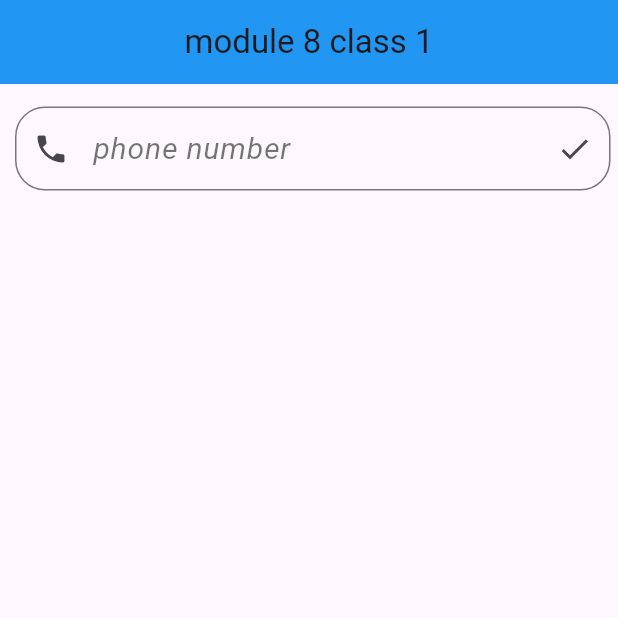
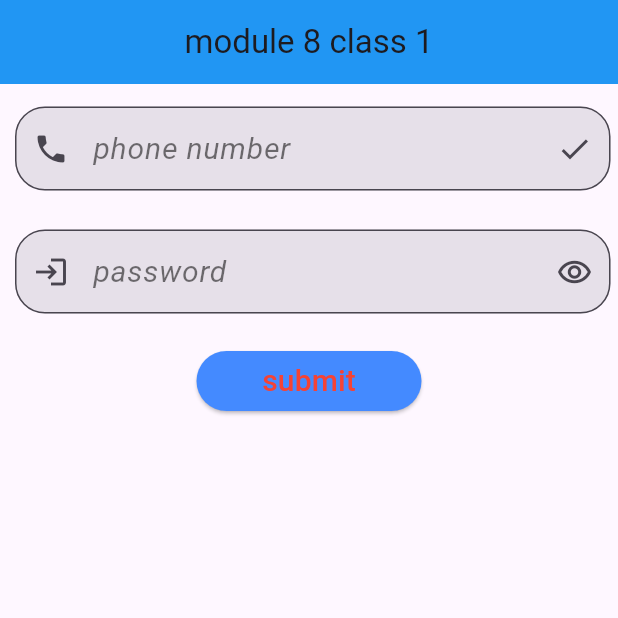
Before and after one commit to MIR-RIAZUL/ostad_11, a Flutter app: the screen it shows after launch, on a phone screen of 412 x 824 dp, the top half of it. Run offline on Flutter 3.47's test engine with Material 3 defaults, Android fonts, the phone set to English and light mode, and no system bars.

Commit message:
middle of class 1

```diff
--- a/lib/module_8/class1.dart
+++ b/lib/module_8/class1.dart
@@ -5,29 +5,29 @@ class class1 extends StatelessWidget {
 
   @override
   Widget build(BuildContext context) {
-    TextEditingController phonecontrollor=TextEditingController();
+    TextEditingController phonecontrollor = TextEditingController();
+    TextEditingController passwordcontroller = TextEditingController();
     return Scaffold(
       appBar: AppBar(
         title: Text("module 8 class 1"),
         centerTitle: true,
-        backgroundColor:Colors.blue,
+        backgroundColor: Colors.blue,
       ),
       body: Column(
         children: [
           Padding(
             padding: const EdgeInsets.fromLTRB(10, 15, 5, 5),
             child: TextField(
+              keyboardType:TextInputType.phone,
               controller: phonecontrollor,
               decoration: InputDecoration(
+                filled: true,
                 hintText: "enter your number:",
                 labelText: "phone number",
                 prefixIcon: Icon(Icons.phone),
                 suffixIcon: Icon(Icons.check),
 
-                hintStyle: TextStyle(
-                  color: Colors.pink,
-                  fontSize: 15,
-                ),
+                hintStyle: TextStyle(color: Colors.pink, fontSize: 15),
                 labelStyle: TextStyle(
                   color: Colors.black54,
                   fontSize: 20,
@@ -36,14 +36,77 @@ class class1 extends StatelessWidget {
                 border: OutlineInputBorder(
                   borderRadius: BorderRadius.circular(20),
                 ),
+              ),
+            ),
+          ),
+          SizedBox(height: 20),
+          Padding(
+            padding: const EdgeInsets.fromLTRB(10, 1, 5, 1),
+            child: TextField(
+              obscureText: true,
+              controller: passwordcontroller,
+              decoration: InputDecoration(
+
+                filled: true,
+                focusColor: Colors.blue,
+                hintText: "enter your password:",
+                labelText: "password",
+                prefixIcon: Icon(Icons.login),
+                suffixIcon: Icon(Icons.remove_red_eye_outlined  ),
+
+                hintStyle: TextStyle(color: Colors.pink, fontSize: 15),
+                labelStyle: TextStyle(
+                  color: Colors.black54,
+                  fontSize: 20,
+                  fontStyle: FontStyle.italic,
+                ),
+                border: OutlineInputBorder(
+                  borderRadius: BorderRadius.circular(20),
+                ),
+              ),
+            ),
+          ),
+          SizedBox(height: 20),
 
 
-              )
+          SizedBox(
+            width: 150,
+
+            child: ElevatedButton(
+              style: ElevatedButton.styleFrom(
+                backgroundColor: Colors.blueAccent,
+                foregroundColor: Colors.white,
+              ),
+              onPressed: () {
+                if(phonecontrollor.text.isEmpty){
+                  ScaffoldMessenger.of(context).showSnackBar(
+                    SnackBar(content: Text("enter your phone number"))
+                  );
+                }
+                else if(phonecontrollor.text.length < 11)
+                {
+                  ScaffoldMessenger.of(context).showSnackBar(
+                      SnackBar(content: Text("enter valid phone number"))
+                  );
+
+                }
+                else
+                  {
+                    ScaffoldMessenger.of(context).showSnackBar(
+                        SnackBar(content: Text(phonecontrollor.text)),
+                    );
+                  }
+
+
+              },
+              child: Text(
+                "submit",
+                style: TextStyle(color: Colors.red, fontSize: 20),
+              ),
             ),
           ),
         ],
       ),
-
     );
   }
 }
```
